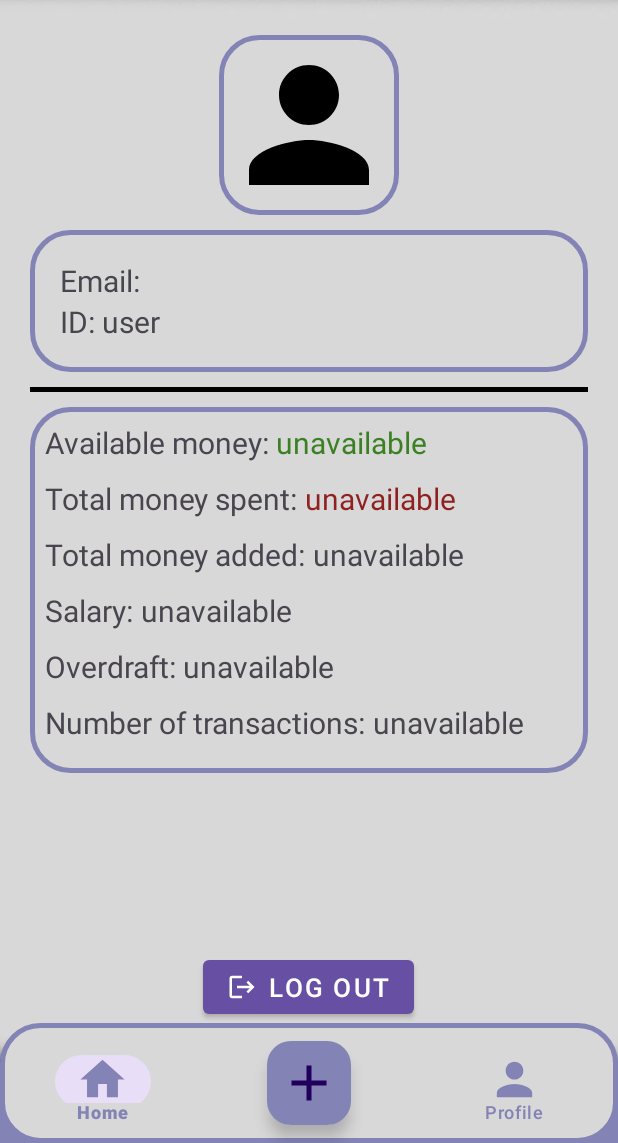
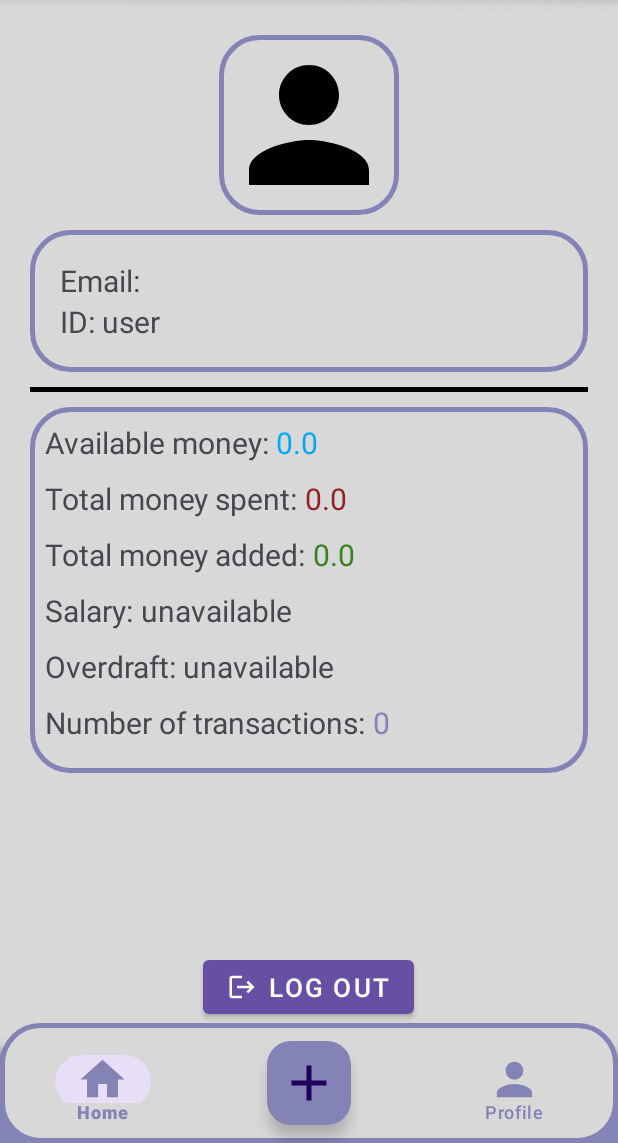
Before and after one commit to fajni/Transaction-Tracking, an Android app: the fragment UserFragment placed in its activity, on a phone screen of 412 x 824 dp, the part 93-1236 px from its top. Run offline under Robolectric (Android 15) with nearby library versions, the phone set to English and light mode, and no system bars; our stand-ins replace Firebase (no records; nobody signed in at launch, a user with empty details on screens opened directly).

Commit message:
User/Profile Updates

```diff
--- a/app/src/main/java/com/example/pracenjetransakcija/fragments/UserFragment.kt
+++ b/app/src/main/java/com/example/pracenjetransakcija/fragments/UserFragment.kt
@@ -12,22 +12,74 @@ import android.widget.Toast
 import com.example.pracenjetransakcija.R
 import com.example.pracenjetransakcija.SignIn
 import com.google.firebase.auth.FirebaseAuth
+import com.google.firebase.database.DataSnapshot
+import com.google.firebase.database.DatabaseError
+import com.google.firebase.database.FirebaseDatabase
+import com.google.firebase.database.ValueEventListener
+import com.google.firebase.database.getValue
 
 class UserFragment : Fragment() {
 
     private lateinit var firebaseAuth: FirebaseAuth
 
+    private fun setUser(view: View){
+        val userEmail: TextView = view.findViewById(R.id.user_email)
+        userEmail.text = FirebaseAuth.getInstance().currentUser?.email.toString()
+        val userId: TextView = view.findViewById(R.id.user_id)
+        userId.text = FirebaseAuth.getInstance().currentUser?.uid.toString()
+    }
+
+    private fun setMoney(view: View){
+
+        val user = FirebaseAuth.getInstance().currentUser?.uid.toString()
+
+        val database = FirebaseDatabase.getInstance()
+        val reference = database.getReference("Transactions")
+        reference.addListenerForSingleValueEvent(object : ValueEventListener {
+
+            override fun onDataChange(snapshot: DataSnapshot) {
+
+                var availableMoney = 0.0
+                var spentMoney = 0.0
+                var addedMoney = 0.0
+                var numberOfTransactions = 0
+                for (childSnapshot in snapshot.children) {
+                    // val childKey = childSnapshot.key
+                    // val childValue = childSnapshot.value
+
+                    if(user == childSnapshot.child("userId").getValue(String::class.java)){
+                        val amount = childSnapshot.child("amount").getValue(Double::class.java)
+                        availableMoney += amount!!
+                        numberOfTransactions++
+
+                        if(amount < 0)
+                            spentMoney -= amount
+
+                        if(amount > 0)
+                            addedMoney += amount
+                    }
+
+                }
+                view.findViewById<TextView>(R.id.money_available).text = availableMoney.toString()
+                view.findViewById<TextView>(R.id.money_spent).text = spentMoney.toString()
+                view.findViewById<TextView>(R.id.money_added).text = addedMoney.toString()
+                view.findViewById<TextView>(R.id.transaction_number).text = numberOfTransactions.toString()
+            }
+
+            override fun onCancelled(error: DatabaseError) {
+
+            }
+        })
+
+    }
 
     override fun onCreateView(inflater: LayoutInflater, container: ViewGroup?,
                               savedInstanceState: Bundle?): View? {
         // Inflate the layout for this fragment
-
         val view: View = inflater.inflate(R.layout.fragment_user, container, false)
 
-        val userEmail: TextView = view.findViewById(R.id.user_email)
-        userEmail.text = FirebaseAuth.getInstance().currentUser?.email.toString()
-        val userId: TextView = view.findViewById(R.id.user_id)
-        userId.text = FirebaseAuth.getInstance().currentUser?.uid.toString()
+        setUser(view)
+        setMoney(view)
 
         view.findViewById<Button>(R.id.btn_logout).setOnClickListener {
             firebaseAuth = FirebaseAuth.getInstance()
--- a/app/src/main/res/layout/fragment_user.xml
+++ b/app/src/main/res/layout/fragment_user.xml
@@ -114,7 +114,7 @@
                     android:layout_width="wrap_content"
                     android:layout_height="wrap_content"
                     android:textSize="20sp"
-                    android:textColor="@color/green"
+                    android:textColor="@color/blue"
                     android:text="unavailable"
                     />
             </LinearLayout>
@@ -157,6 +157,7 @@
                     android:layout_height="wrap_content"
                     android:textSize="20sp"
                     android:text="unavailable"
+                    android:textColor="@color/green"
                     />
             </LinearLayout>
             <LinearLayout
@@ -217,6 +218,7 @@
                     android:layout_height="wrap_content"
                     android:textSize="20sp"
                     android:text="unavailable"
+                    android:textColor="@color/purple2"
                     />
             </LinearLayout>
         </LinearLayout>
```
Also changed, not shown: 3 other files.
